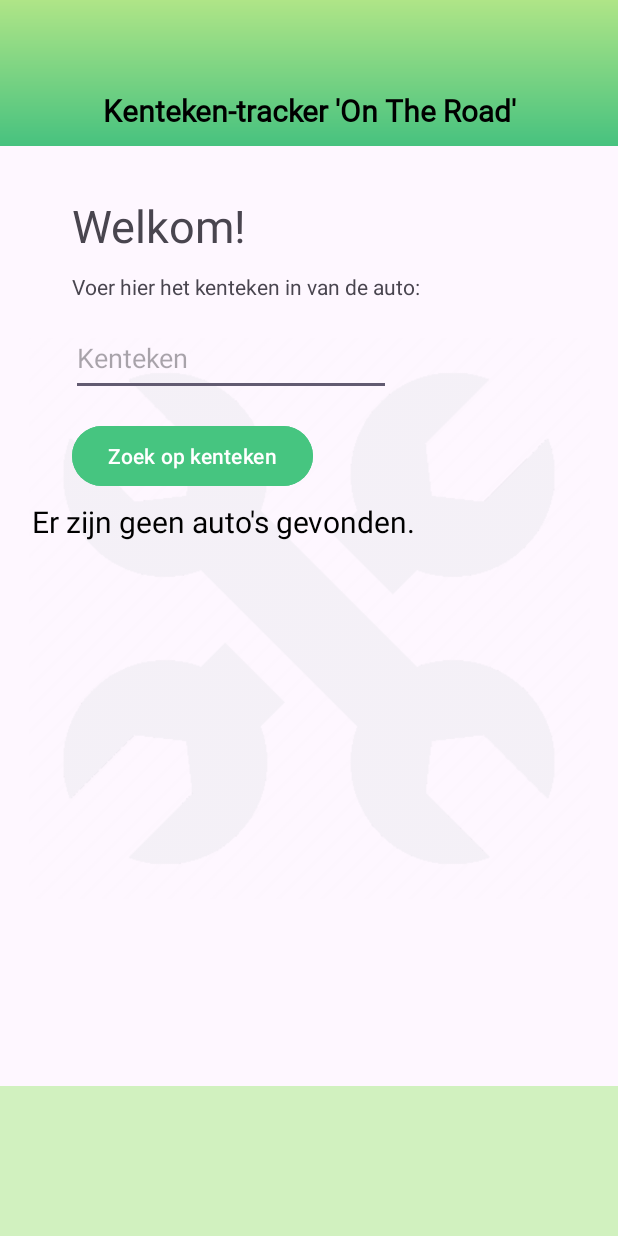
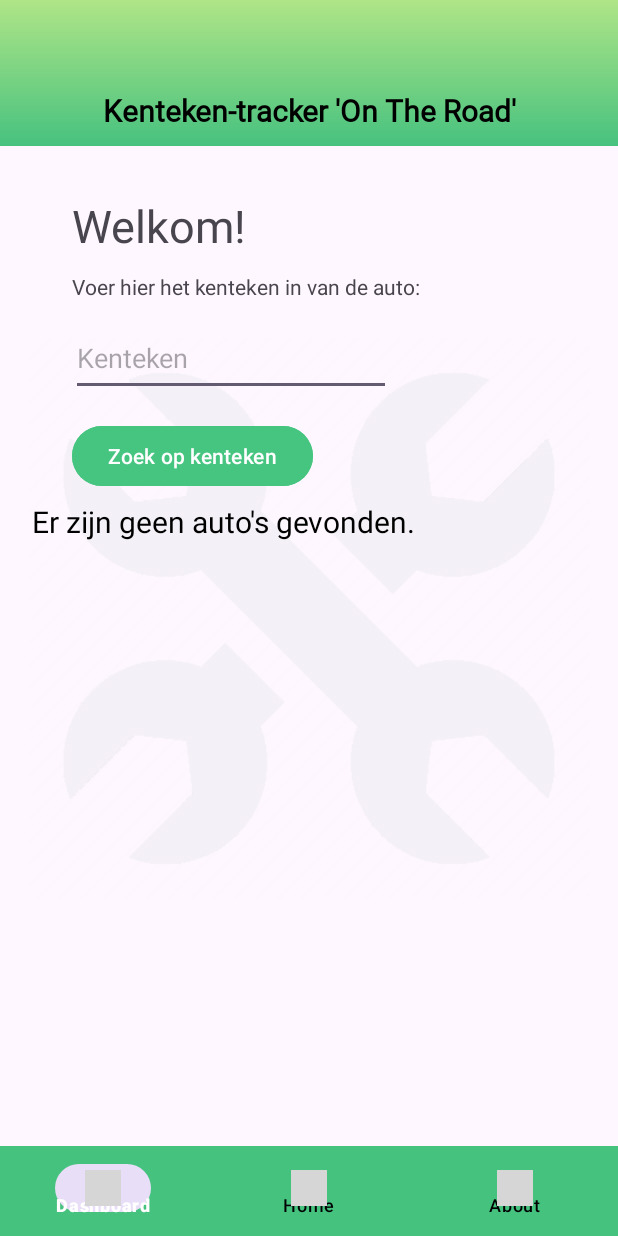
Before and after one commit to NathanGrs00/taxicompany-on-the-road, an Android app: the screen it shows after launch (MainActivity), on a phone screen of 412 x 824 dp. Run offline under Robolectric (Android 15) with nearby library versions, the phone set to English and light mode, and no system bars; our stand-ins replace Volley; network calls fail; grey boxes are pictures that could not be loaded.

Commit message:
Update dependencies and improve bottom navigation 🦍
- Replaced Gson dependency with version from `libs` in build.gradle.kts
- Added Material Design v1.12.0 library
- Modified bottom navigation layout to use `BottomNavigationView`
- Updated `selector.xml` for custom item selection states
- Added new menu items for BottomNavigation
- Updated `libs.versions.toml` for new Gson and Material versions

This update improves navigation UI and streamlines library management.

```diff
--- a/app/build.gradle.kts
+++ b/app/build.gradle.kts
@@ -36,7 +36,8 @@ android {
 }
 
 dependencies {
-    implementation("com.google.code.gson:gson:2.8.7")
+    implementation(libs.gson)
+    implementation (libs.material.v1120)
     implementation(libs.androidx.core.ktx)
     implementation(libs.androidx.appcompat)
     implementation(libs.material)
--- /dev/null
+++ b/app/src/main/res/drawable/selector.xml
@@ -0,0 +1,11 @@
+<?xml version="1.0" encoding="utf-8"?>
+<selector xmlns:android="http://schemas.android.com/apk/res/android">
+
+    <item
+        android:state_selected="true"
+        android:color="@color/white"/>
+    <item
+        android:state_selected="false"
+        android:color="@color/black"/>
+
+</selector>
--- a/app/src/main/res/layout/navigation_bar.xml
+++ b/app/src/main/res/layout/navigation_bar.xml
@@ -1,20 +1,24 @@
 <?xml version="1.0" encoding="utf-8"?>
 <androidx.constraintlayout.widget.ConstraintLayout xmlns:android="http://schemas.android.com/apk/res/android"
+    xmlns:tools="http://schemas.android.com/tools"
     android:layout_width="match_parent"
     android:layout_height="match_parent"
     xmlns:app="http://schemas.android.com/apk/res-auto">
 
-    <LinearLayout
-        android:id="@+id/llNavigatieBalk"
+    <com.google.android.material.bottomnavigation.BottomNavigationView
+        android:id="@+id/bnvNavigatieBalk"
         android:layout_width="match_parent"
-        android:layout_height="100dp"
-        android:background="#D1F1BF"
-        android:orientation="horizontal"
+        android:layout_height="60dp"
         app:layout_constraintBottom_toBottomOf="parent"
         app:layout_constraintEnd_toEndOf="parent"
         app:layout_constraintHorizontal_bias="0.0"
         app:layout_constraintStart_toStartOf="parent"
         app:layout_constraintTop_toTopOf="parent"
-        app:layout_constraintVertical_bias="1.0"></LinearLayout>
+        app:layout_constraintVertical_bias="1.0"
+        app:itemBackground="@color/primary_green"
+        app:itemIconTint="@drawable/selector"
+        app:itemTextColor="@drawable/selector"
+        app:menu="@menu/bottom_nav_menu" />
+
 
 </androidx.constraintlayout.widget.ConstraintLayout>
--- /dev/null
+++ b/app/src/main/res/menu/bottom_nav_menu.xml
@@ -0,0 +1,16 @@
+<?xml version="1.0" encoding="utf-8"?>
+<menu xmlns:android="http://schemas.android.com/apk/res/android">
+    <item
+        android:id="@+id/dashboard"
+        android:title="Dashboard"
+        android:icon="@drawable/dashboard"/>
+    <item
+        android:id="@+id/home"
+        android:title="Home"
+        android:icon="@drawable/home"/>
+
+    <item
+        android:id="@+id/about"
+        android:title="About"
+        android:icon="@drawable/about"/>
+</menu>
--- a/gradle/libs.versions.toml
+++ b/gradle/libs.versions.toml
@@ -1,5 +1,6 @@
 [versions]
 agp = "8.9.0"
+gson = "2.10.1"
 kotlin = "2.0.21"
 coreKtx = "1.10.1"
 junit = "4.13.2"
@@ -9,10 +10,12 @@ appcompat = "1.6.1"
 material = "1.10.0"
 activity = "1.8.0"
 constraintlayout = "2.1.4"
+materialVersion = "1.12.0"
 volley = "1.2.1"
 
 [libraries]
 androidx-core-ktx = { group = "androidx.core", name = "core-ktx", version.ref = "coreKtx" }
+gson = { module = "com.google.code.gson:gson", version.ref = "gson" }
 junit = { group = "junit", name = "junit", version.ref = "junit" }
 androidx-junit = { group = "androidx.test.ext", name = "junit", version.ref = "junitVersion" }
 androidx-espresso-core = { group = "androidx.test.espresso", name = "espresso-core", version.ref = "espressoCore" }
@@ -20,6 +23,7 @@ androidx-appcompat = { group = "androidx.appcompat", name = "appcompat", version
 material = { group = "com.google.android.material", name = "material", version.ref = "material" }
 androidx-activity = { group = "androidx.activity", name = "activity", version.ref = "activity" }
 androidx-constraintlayout = { group = "androidx.constraintlayout", name = "constraintlayout", version.ref = "constraintlayout" }
+material-v1120 = { module = "com.google.android.material:material", version.ref = "materialVersion" }
 volley = { group = "com.android.volley", name = "volley", version.ref = "volley" }
 
 [plugins]
```
